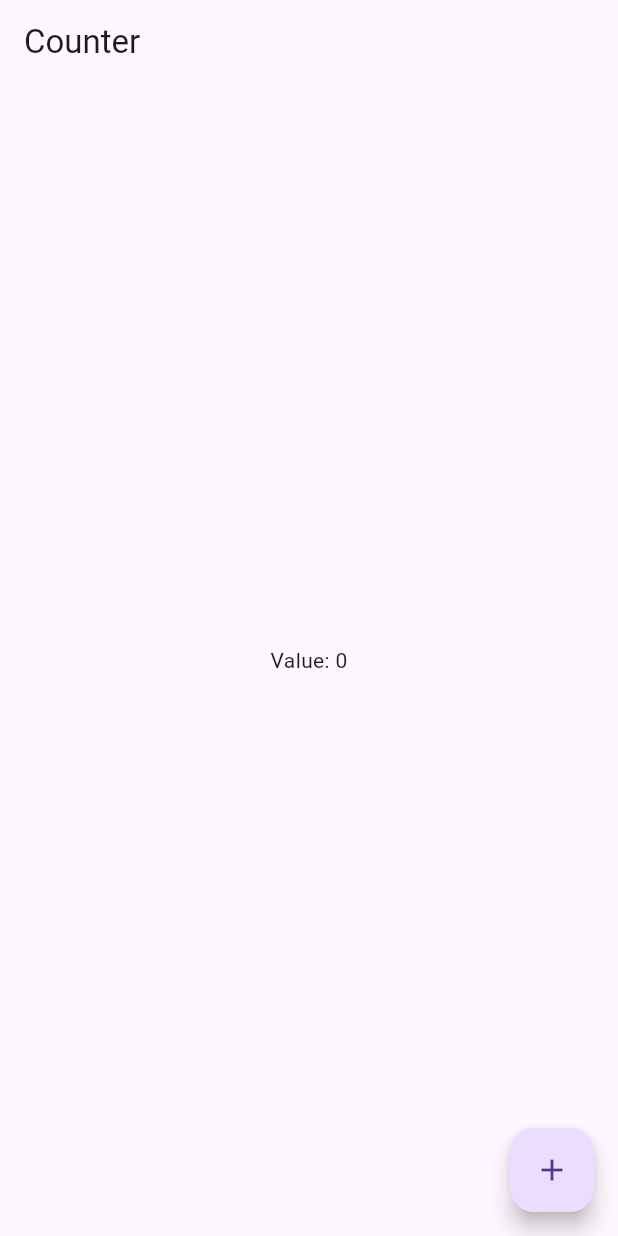
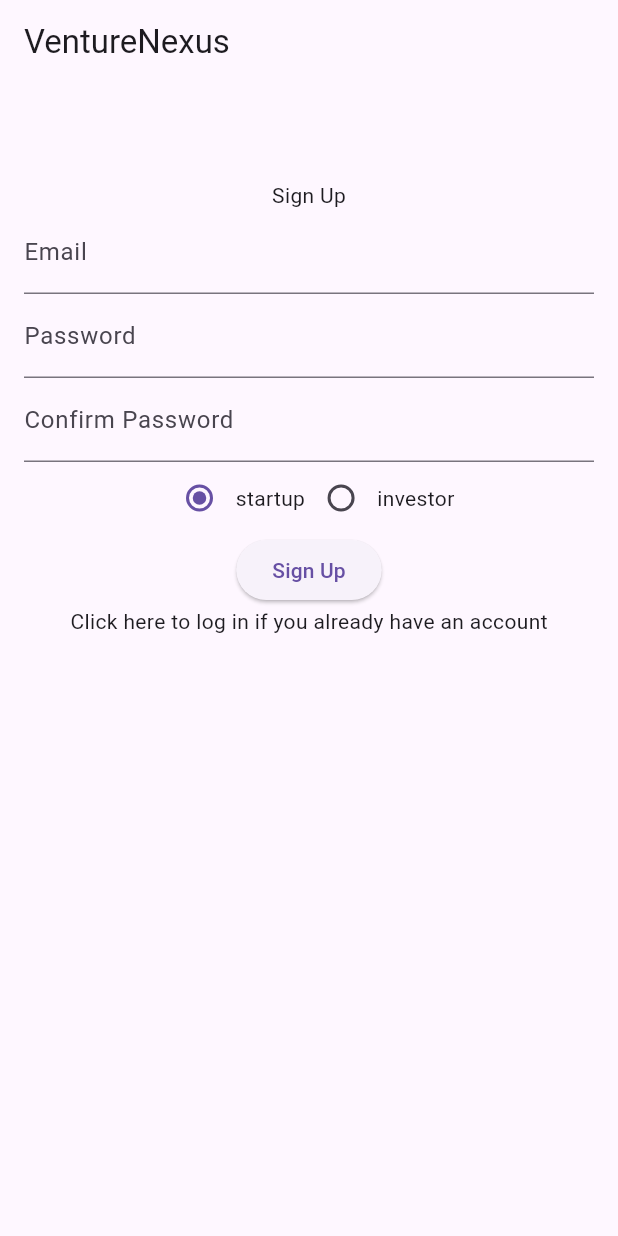
Before and after one commit to dubeyanant/startup, a Flutter app: the screen it shows after launch, on a phone screen of 412 x 824 dp. Run offline on Flutter 3.47's test engine with Material 3 defaults, Android fonts, the light colour scheme and no system bars; our stand-ins replace flutter_riverpod.

Commit message:
feat: add login signup screen

```diff
--- a/lib/controller/counter_provider.dart
+++ /dev/null
@@ -1,3 +0,0 @@
-import 'package:flutter_riverpod/flutter_riverpod.dart';
-
-final counterProvider = StateProvider<int>((ref) => 0);
--- /dev/null
+++ b/lib/provider/user_type_provider.dart
@@ -0,0 +1,5 @@
+import 'package:flutter_riverpod/flutter_riverpod.dart';
+
+final userTypeProvider = StateProvider<UserType>((ref) => UserType.startup);
+
+enum UserType { startup, investor }
--- a/lib/view/home_screen.dart
+++ b/lib/view/home_screen.dart
@@ -1,21 +1,173 @@
 import 'package:flutter/material.dart';
 
 import 'package:flutter_riverpod/flutter_riverpod.dart';
-import 'package:start_invest/controller/counter_provider.dart';
 
-class HomeScreen extends ConsumerWidget {
+import 'package:start_invest/provider/user_type_provider.dart';
+
+final isLoginProvider = StateProvider<bool>((ref) => false);
+
+class HomeScreen extends ConsumerStatefulWidget {
   const HomeScreen({super.key});
 
   @override
-  Widget build(BuildContext context, WidgetRef ref) {
-    final counter = ref.watch(counterProvider);
+  ConsumerState<HomeScreen> createState() => _HomeScreenState();
+}
+
+class _HomeScreenState extends ConsumerState<HomeScreen> {
+  final _formKey = GlobalKey<FormState>();
+
+  late TextEditingController _passwordController;
+  late TextEditingController _confirmPasswordController;
+
+  @override
+  void initState() {
+    super.initState();
+    _passwordController = TextEditingController();
+    _confirmPasswordController = TextEditingController();
+  }
+
+  @override
+  void dispose() {
+    _passwordController.dispose();
+    _confirmPasswordController.dispose();
+    super.dispose();
+  }
+
+  @override
+  Widget build(BuildContext context) {
+    final isLogin = ref.watch(isLoginProvider);
+    final userType = ref.watch(userTypeProvider);
 
     return Scaffold(
-      appBar: AppBar(title: Text("Counter")),
-      body: Center(child: Text("Value: $counter")),
-      floatingActionButton: FloatingActionButton(
-        onPressed: () => ref.read(counterProvider.notifier).state++,
-        child: Icon(Icons.add),
+      appBar: AppBar(title: const Text("VentureNexus")),
+      body: Padding(
+        padding: const EdgeInsets.fromLTRB(16, 64, 16, 0),
+        child: Form(
+          key: _formKey,
+          child: Column(
+            children: [
+              Text(isLogin ? "Login" : "Sign Up"),
+              TextFormField(
+                decoration: const InputDecoration(labelText: "Email"),
+                validator: (value) {
+                  if (value == null || value.isEmpty) {
+                    return 'Please enter your email';
+                  }
+                  if (!RegExp(
+                    r"^[a-zA-Z0-9.]+@[a-zA-Z0-9]+\.[a-zA-Z]+",
+                  ).hasMatch(value)) {
+                    return 'Please enter a valid email';
+                  }
+                  return null;
+                },
+              ),
+              TextFormField(
+                controller: _passwordController,
+                decoration: const InputDecoration(labelText: "Password"),
+                obscureText: true,
+                validator: (value) {
+                  if (value == null || value.isEmpty) {
+                    return 'Please enter your password';
+                  }
+                  if (value.length < 8) {
+                    return 'Password must be at least 8 characters long';
+                  }
+                  // Regex explanation:
+                  // (?=.*[a-z]) - Assert position has a lowercase letter
+                  // (?=.*[A-Z]) - Assert position has an uppercase letter
+                  // (?=.*\\d) - Assert position has a digit
+                  // (?=.*[!@#$%^&*(),.?":{}|<>]) - Assert position has a special character
+                  if (!RegExp(
+                    r'^(?=.*[a-z])(?=.*[A-Z])(?=.*\d)(?=.*[!@#$%^&*(),.?":{}|<>]).{8,}$',
+                  ).hasMatch(value)) {
+                    return 'Password must contain lowercase, uppercase, number, and special symbol';
+                  }
+                  return null;
+                },
+              ),
+              if (!isLogin)
+                TextFormField(
+                  controller: _confirmPasswordController,
+                  decoration: const InputDecoration(
+                    labelText: "Confirm Password",
+                  ),
+                  obscureText: true,
+                  validator: (value) {
+                    if (value == null || value.isEmpty) {
+                      return 'Please confirm your password';
+                    }
+                    // Check if passwords match
+                    if (value != _passwordController.text) {
+                      return 'Passwords do not match';
+                    }
+                    return null;
+                  },
+                ),
+              Row(
+                mainAxisAlignment: MainAxisAlignment.center,
+                children: [
+                  Row(
+                    children: [
+                      Radio(
+                        value: UserType.startup.name,
+                        groupValue: userType.name,
+                        onChanged: (value) {
+                          ref.read(userTypeProvider.notifier).state = UserType
+                              .values
+                              .byName(value!);
+                        },
+                      ),
+                      Text(UserType.startup.name),
+                    ],
+                  ),
+                  Row(
+                    children: [
+                      Radio(
+                        value: UserType.investor.name,
+                        groupValue: userType.name,
+                        onChanged: (value) {
+                          ref.read(userTypeProvider.notifier).state = UserType
+                              .values
+                              .byName(value!);
+                        },
+                      ),
+                      Text(UserType.investor.name),
+                    ],
+                  ),
+                ],
+              ),
+              ElevatedButton(
+                onPressed: () {
+                  if (_formKey.currentState!.validate()) {
+                    ScaffoldMessenger.of(context).showSnackBar(
+                      SnackBar(
+                        content: Text(
+                          isLogin ? 'Logging In...' : 'Signing Up...',
+                        ),
+                      ),
+                    );
+                    // TODO: Implement actual login/signup logic here
+                  }
+                },
+                child: Text(isLogin ? "Login" : "Sign Up"),
+              ),
+              GestureDetector(
+                onTap: () {
+                  // Clear form errors when switching modes
+                  _formKey.currentState?.reset();
+                  _passwordController.clear();
+                  _confirmPasswordController.clear();
+                  ref.read(isLoginProvider.notifier).state = !isLogin;
+                },
+                child: Text(
+                  isLogin
+                      ? "Click here to create an account"
+                      : "Click here to log in if you already have an account",
+                ),
+              ),
+            ],
+          ),
+        ),
       ),
     );
   }
```
